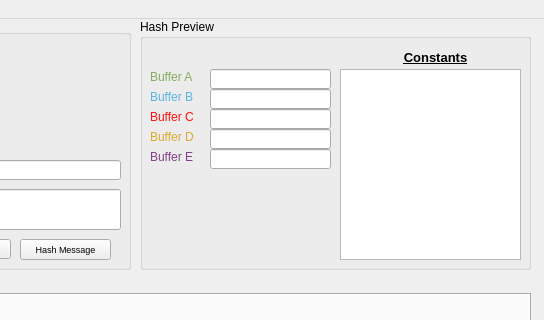
Qt form mainwindow.ui (euandmj/Hash-Function-Visualiser) before a commit; both pictures show x 360 to 904 and y 0 to 320 of the 904 by 720 pixel window.
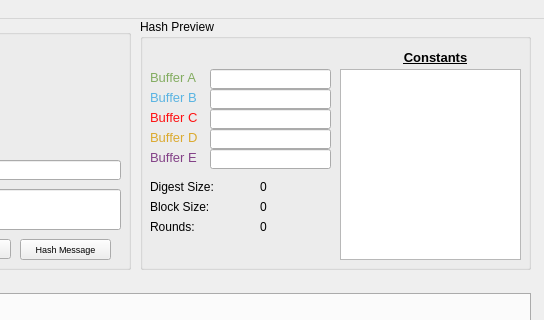
The same form after that commit.

```diff
--- a/mainwindow.ui
+++ b/mainwindow.ui
@@ -262,6 +262,11 @@
           <height>17</height>
          </rect>
         </property>
+        <property name="font">
+         <font>
+          <pointsize>10</pointsize>
+         </font>
+        </property>
         <property name="text">
          <string>&lt;html&gt;&lt;head/&gt;&lt;body&gt;&lt;p&gt;&lt;span style=&quot; color:#83ac60;&quot;&gt;Buffer A&lt;/span&gt;&lt;/p&gt;&lt;/body&gt;&lt;/html&gt;</string>
         </property>
@@ -275,6 +280,11 @@
           <height>17</height>
          </rect>
         </property>
+        <property name="font">
+         <font>
+          <pointsize>10</pointsize>
+         </font>
+        </property>
         <property name="text">
          <string>&lt;html&gt;&lt;head/&gt;&lt;body&gt;&lt;p&gt;&lt;span style=&quot; color:#58b4e2;&quot;&gt;Buffer B&lt;/span&gt;&lt;/p&gt;&lt;/body&gt;&lt;/html&gt;</string>
         </property>
@@ -288,6 +298,11 @@
           <height>17</height>
          </rect>
         </property>
+        <property name="font">
+         <font>
+          <pointsize>10</pointsize>
+         </font>
+        </property>
         <property name="text">
          <string>&lt;html&gt;&lt;head/&gt;&lt;body&gt;&lt;p&gt;&lt;span style=&quot; color:#dbaa2f;&quot;&gt;Buffer D&lt;/span&gt;&lt;/p&gt;&lt;/body&gt;&lt;/html&gt;</string>
         </property>
@@ -301,6 +316,11 @@
           <height>17</height>
          </rect>
         </property>
+        <property name="font">
+         <font>
+          <pointsize>10</pointsize>
+         </font>
+        </property>
         <property name="text">
          <string>&lt;html&gt;&lt;head/&gt;&lt;body&gt;&lt;p&gt;&lt;span style=&quot; color:#ff1111;&quot;&gt;Buffer C&lt;/span&gt;&lt;/p&gt;&lt;/body&gt;&lt;/html&gt;</string>
         </property>
@@ -379,6 +399,11 @@
           <height>17</height>
          </rect>
         </property>
+        <property name="font">
+         <font>
+          <pointsize>10</pointsize>
+         </font>
+        </property>
         <property name="text">
          <string>&lt;html&gt;&lt;head/&gt;&lt;body&gt;&lt;p&gt;&lt;span style=&quot; color:#834187;&quot;&gt;Buffer E&lt;/span&gt;&lt;/p&gt;&lt;/body&gt;&lt;/html&gt;</string>
         </property>
@@ -399,6 +424,114 @@
          <set>Qt::AlignCenter</set>
         </property>
        </widget>
+       <widget class="QLabel" name="digestSizeLabel">
+        <property name="geometry">
+         <rect>
+          <x>10</x>
+          <y>160</y>
+          <width>81</width>
+          <height>16</height>
+         </rect>
+        </property>
+        <property name="font">
+         <font>
+          <pointsize>9</pointsize>
+         </font>
+        </property>
+        <property name="text">
+         <string>Digest Size:</string>
+        </property>
+       </widget>
+       <widget class="QLabel" name="blockSizeLabel">
+        <property name="geometry">
+         <rect>
+          <x>10</x>
+          <y>180</y>
+          <width>81</width>
+          <height>16</height>
+         </rect>
+        </property>
+        <property name="font">
+         <font>
+          <pointsize>9</pointsize>
+         </font>
+        </property>
+        <property name="text">
+         <string>Block Size:</string>
+        </property>
+       </widget>
+       <widget class="QLabel" name="blockSizeLabel_2">
+        <property name="geometry">
+         <rect>
+          <x>10</x>
+          <y>200</y>
+          <width>81</width>
+          <height>16</height>
+         </rect>
+        </property>
+        <property name="font">
+         <font>
+          <pointsize>9</pointsize>
+         </font>
+        </property>
+        <property name="text">
+         <string>Rounds:</string>
+        </property>
+       </widget>
+       <widget class="QLabel" name="digestSizeLabel_2">
+        <property name="geometry">
+         <rect>
+          <x>120</x>
+          <y>160</y>
+          <width>71</width>
+          <height>16</height>
+         </rect>
+        </property>
+        <property name="font">
+         <font>
+          <pointsize>9</pointsize>
+         </font>
+        </property>
+        <property name="text">
+         <string>0</string>
+        </property>
+       </widget>
+       <widget class="QLabel" name="digestSizeLabel_3">
+        <property name="geometry">
+         <rect>
+          <x>120</x>
+          <y>180</y>
+          <width>71</width>
+          <height>16</height>
+         </rect>
+        </property>
+        <property name="font">
+         <font>
+          <pointsize>9</pointsize>
+         </font>
+        </property>
+        <property name="text">
+         <string>0</string>
+        </property>
+       </widget>
+       <widget class="QLabel" name="digestSizeLabel_4">
+        <property name="geometry">
+         <rect>
+          <x>120</x>
+          <y>200</y>
+          <width>71</width>
+          <height>16</height>
+         </rect>
+        </property>
+        <property name="font">
+         <font>
+          <pointsize>9</pointsize>
+         </font>
+        </property>
+        <property name="text">
+         <string>0</string>
+        </property>
+       </widget>
       </widget>
      </item>
     </layout>
```
